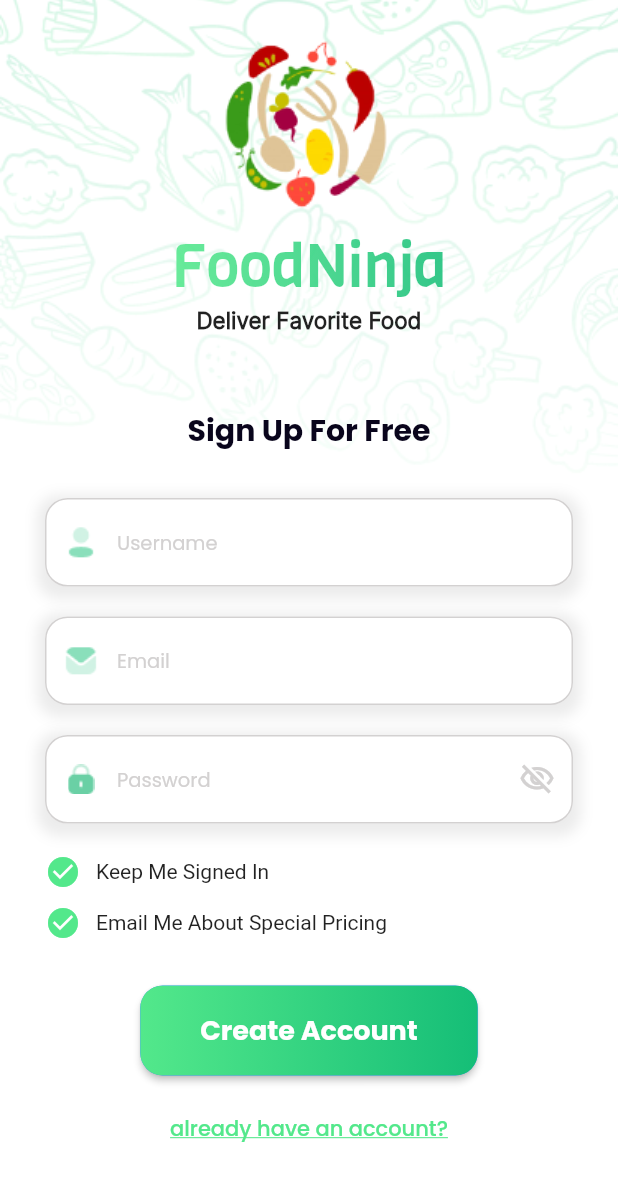
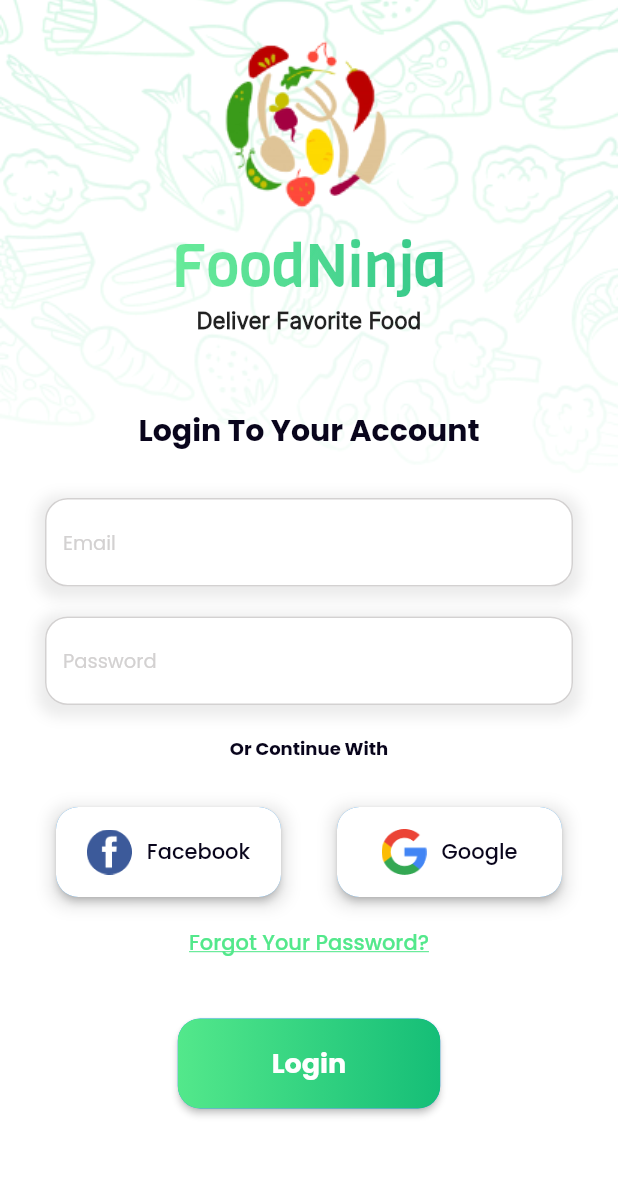
Before and after one commit to JonathanZeru/food_ninja, a Flutter app: the Signup0 screen opened by its route, after a tap on "already have an account?", on a phone screen of 412 x 824 dp. Shown: the top 1181 px of the screen. Run offline on Flutter 3.47's test engine with Material 2 defaults, Android fonts, the phone set to English and light mode, and no system bars; our stand-ins replace form_field_validator, supabase_flutter; accounts and stored records are empty.

Commit message:
Signup & login done

```diff
--- a/lib/main.dart
+++ b/lib/main.dart
@@ -1,8 +1,11 @@
 import 'package:flutter/material.dart';
+import 'package:food_ninja/pages/signup_login/login.dart';
 import 'package:food_ninja/pages/signup_login/signup0.dart';
 import 'package:food_ninja/pages/signup_login/signup1.dart';
 import 'package:food_ninja/test_main.dart';
 import 'package:supabase_flutter/supabase_flutter.dart';
+
+import 'pages/signup_login/signup2.dart';
 
 void main() {
   // Future<void> main() async {
@@ -15,15 +18,14 @@ void main() {
   runApp(MaterialApp(
     initialRoute: '/',//TODO : ADD ROUTE
     routes: {
-      '/': (context) => const Signup1(),
-      // '/': (context) => const CLass_Name(), //change Class name with your page widget and import the widget
+      '/': (context) => const Login(), //change Class name with your page widget and import the widget
       // '/splash': (context) => const SplashPage0(),
       // '/splashPage1': (context) => const SplashPage1(),
       // '/splashPage2': (context) => const SplashPage2(),
       '/signup0': (context) => const Signup0(),
       '/signup1': (context) => const Signup1(),
-      // '/signup2': (context) => const Signup2(),
-      // '/login': (context) => const Login(),
+      '/signup2': (context) => const Signup2(),
+      '/login': (context) => const Login(),
       // '/Checkout': (context) => Checkout(),
       // '/ConfirmOrder': (context) => ConfirmOrder(),
       // '/notification_page': (context) => const NotificationPage(),
--- /dev/null
+++ b/lib/pages/signup_login/login.dart
@@ -0,0 +1,135 @@
+import 'package:flutter/material.dart';
+import 'package:food_ninja/res/buttons/green_button.dart';
+import 'package:food_ninja/res/cards/login_card.dart';
+import 'package:food_ninja/res/gradient_text.dart';
+import 'package:food_ninja/res/input_fields/input_field_1.dart';
+import 'package:food_ninja/res/my_colors.dart';
+import 'package:food_ninja/res/my_other.dart';
+import 'package:food_ninja/res/my_text.dart';
+import 'package:supabase_flutter/supabase_flutter.dart';
+
+//TODO: connect to supa base
+
+class Login extends StatefulWidget {
+  const Login({Key? key}) : super(key: key);
+
+  @override
+  State<Login> createState() => _LoginState();
+}
+
+class _LoginState extends State<Login> {
+  final formKey = GlobalKey<FormState>();
+
+  final TextEditingController _email = TextEditingController();
+  final TextEditingController _password = TextEditingController();
+  var isLoading = false;
+
+//[userLogin] funtion to login
+//   Future<String?> userLogin({
+//     required final String email,
+//     required final String password,
+//   }) async {
+//     final response = await client.auth.signIn(email: email, password: password);
+//     final user = response.data?.user;
+//     return user?.id;
+//   }
+
+  @override
+  Widget build(BuildContext context) {
+    return Container(
+      decoration: const BoxDecoration(
+        color: Colors.white,
+        image: DecorationImage(
+          image: AssetImage("assets/patterns/Pattern.png"),
+          fit: BoxFit.cover,
+        ),
+      ),
+      child: Scaffold(
+        backgroundColor: Colors.transparent,
+        body: SafeArea(
+            child: SingleChildScrollView(
+              child: Column(
+                crossAxisAlignment: CrossAxisAlignment.center,
+                children: <Widget>[
+                  Image.asset('assets/Logo.png', height: 150,),
+                  const GradientText(
+                    'FoodNinja',
+                    style: TextStyle(
+                      fontFamily: 'Viga',
+                      fontWeight: FontWeight.w400,
+                      fontSize: 40,
+                    ),
+                    gradient: LinearGradient(colors: [MyColors.mainGreen0, MyColors.mainGreen1,]),
+                  ),
+                  const Text(
+                    'Deliver Favorite Food',
+                    style:  TextStyle(
+                      fontFamily: 'Inter',
+                      fontWeight: FontWeight.w600,
+                      fontSize: 15,
+                    ),
+                  ),
+                  const SizedBox(height: 50,),
+                  Text(
+                    'Login To Your Account',
+                    style: MyText.poppins(20, FontWeight.w700),
+                  ),
+                  Form(
+                    key: formKey,
+                    child: Container(
+                      margin: const EdgeInsets.all(30),
+                      child: Column(
+                        children: <Widget>[
+                          InputField1(txt: 'Email', cont: _email, valid: MyOther.emailValidator,),
+                          const SizedBox(height: 20,),
+                          InputField1(txt: 'Password', cont: _password, valid: MyOther.passwordValidator,),
+                          const SizedBox(height: 20,),
+                          Text(
+                            'Or Continue With',
+                            style: MyText.poppins(12, FontWeight.w700),
+                          ),
+                        ],
+                      ),
+                    ),
+                  ),
+                  Row(
+                    mainAxisAlignment: MainAxisAlignment.spaceEvenly,
+                    children: const [
+                      LoginCard(name: 'Facebook', img: 'assets/company/facebook.png'),
+                      LoginCard(name: 'Google', img: 'assets/company/google.png'),
+                    ],
+                  ),
+                  const SizedBox(height: 20,),
+                  Container(
+                    margin: const EdgeInsets.symmetric(vertical: 0, horizontal: 60),
+                    child: InkWell(
+                      child: const Text(
+                        'Forgot Your Password?',
+                        style: MyText.link,
+                      ),
+                      onTap: () {
+                        // print('_____________________________________________________________________\t\t\t\tmyUser.firstName\t\t\t____________________________________');
+                      },
+                    ),
+                  ),
+                  const SizedBox(height: 40,),
+                  SizedBox(
+                    width: 175,
+                    height: 60,
+                    child: GreenButton(txt:'Login', action:  () {
+                      final isValidForm = formKey.currentState!.validate();
+                      if(isValidForm) {
+                        //TODO: store input data on an object
+                        // print('_____________________________________________________________________\t\t\t\tmyUser.firstName\t\t\t____________________________________');
+                        Navigator.pushReplacementNamed(context, '/signup1');
+                      }
+                    }),
+                  ),
+                ],
+              ),
+            )
+        ),
+      ),
+    );
+  }
+}
--- a/lib/pages/signup_login/signup0.dart
+++ b/lib/pages/signup_login/signup0.dart
@@ -5,7 +5,6 @@ import 'package:food_ninja/res/my_colors.dart';
 import 'package:food_ninja/res/my_other.dart';
 import 'package:food_ninja/res/input_fields/password_input_field.dart';
 import 'package:supabase_flutter/supabase_flutter.dart';
-
 import '../../res/input_fields/input_field_0.dart';
 import '../../res/my_text.dart';
 
@@ -137,7 +136,7 @@ class _Signup0State extends State<Signup0> {
                     final isValidForm = formKey.currentState!.validate();
                     if(isValidForm) {
                       //TODO: store input data on an object
-                      print('_____________________________________________________________________\t\t\t\tmyUser.firstName\t\t\t____________________________________');
+                      // print('_____________________________________________________________________\t\t\t\tmyUser.firstName\t\t\t____________________________________');
                       Navigator.pushNamed(context, '/signup1');//TODO USE .push
                     }
                   }),
@@ -151,8 +150,8 @@ class _Signup0State extends State<Signup0> {
                       style: MyText.link,
                     ),
                     onTap: () {
-                      // Navigator.pushNamed(context, '/login');
-                      print('_____________________________________________________________________\t\t\t\tmyUser.firstName\t\t\t____________________________________');
+                      Navigator.pushNamed(context, '/login');
+                      // print('_____________________________________________________________________\t\t\t\tmyUser.firstName\t\t\t____________________________________');
                     },
                   ),
                 )
--- /dev/null
+++ b/lib/res/cards/login_card.dart
@@ -0,0 +1,50 @@
+import 'package:flutter/material.dart';
+import 'package:food_ninja/res/my_text.dart';
+
+class LoginCard extends StatelessWidget { // for google and facebook login
+  final String name;
+  final String img;
+  const LoginCard({Key? key, required this.name, required this.img}) : super(key: key);
+  @override
+  Widget build(BuildContext context) {
+    return ElevatedButton(
+      style: TextButton.styleFrom(
+        padding: const EdgeInsets.all(0.0),
+        shape: RoundedRectangleBorder(
+          borderRadius: BorderRadius.circular(15), // <-- Radius
+        ),
+      ),
+      child: Container(
+        width: 150,
+        height: 60,
+        decoration: BoxDecoration(
+          color: Colors.white,
+          borderRadius: BorderRadius.circular(15),
+          boxShadow: [
+            BoxShadow(
+              color: Colors.grey.withOpacity(0.2),
+              spreadRadius: 5,
+              blurRadius: 7,
+              offset: const Offset(0, 3), // changes position of shadow
+            ),
+          ],
+        ),
+        child: Row (
+          mainAxisAlignment: MainAxisAlignment.center,
+          children: [
+            SizedBox(
+                width: 30,
+                child: Image.asset(img,)
+            ),
+            const SizedBox(width: 10,),
+            Text(
+              name,
+              style: MyText.poppins(14, FontWeight.w500),
+            )
+          ],
+        ),
+      ),
+      onPressed: () {  },
+    );
+  }
+}
```
Also changed, not shown: lib/pages/signup_login/signup2.dart (added, +68 -0 lines).
